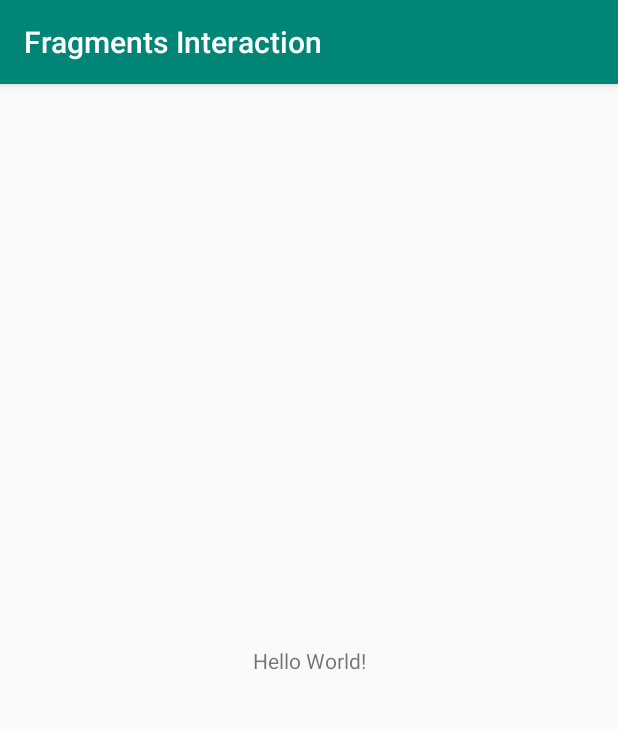
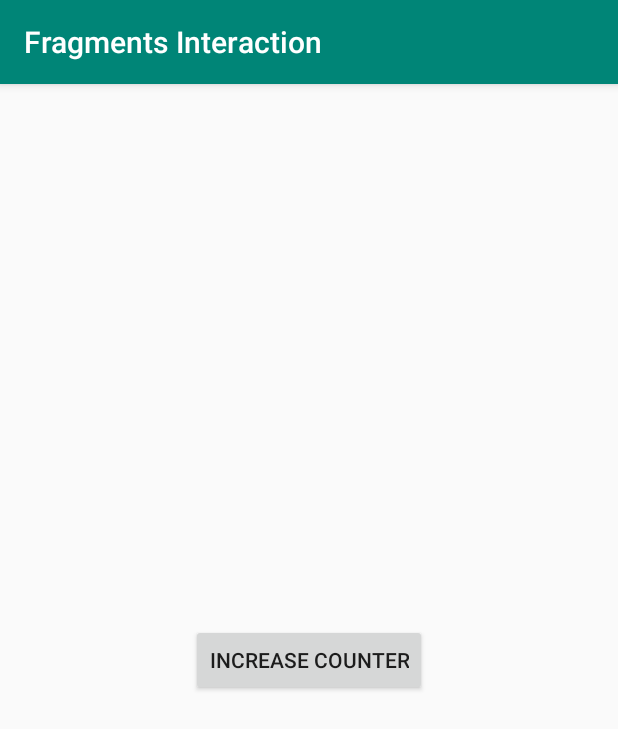
Before and after one commit to Valkaryne/AndroidLab, an Android app: the screen it shows after launch (MainActivity), on a phone screen of 412 x 824 dp. Shown: the top 729 px of the screen. Run offline under Robolectric (Android 15) with nearby library versions, the phone set to English and light mode, and no system bars.

Commit message:
[TASK5-1] Implements interactive fragments

```diff
--- a/FragmentsInteraction/app/build.gradle
+++ b/FragmentsInteraction/app/build.gradle
@@ -27,6 +27,7 @@ dependencies {
     implementation "org.jetbrains.kotlin:kotlin-stdlib-jdk7:$kotlin_version"
     implementation 'com.android.support:appcompat-v7:28.0.0'
     implementation 'com.android.support.constraint:constraint-layout:1.1.3'
+    implementation 'com.android.support:support-v4:28.0.0'
     testImplementation 'junit:junit:4.12'
     androidTestImplementation 'com.android.support.test:runner:1.0.2'
     androidTestImplementation 'com.android.support.test.espresso:espresso-core:3.0.2'
--- /dev/null
+++ b/FragmentsInteraction/app/src/main/java/com/epam/valkaryne/fragmentsinteraction/AFragment.kt
@@ -0,0 +1,42 @@
+package com.epam.valkaryne.fragmentsinteraction
+
+import android.content.Context
+import android.os.Bundle
+import android.support.v4.app.Fragment
+import android.view.LayoutInflater
+import android.view.View
+import android.view.ViewGroup
+import kotlinx.android.synthetic.main.fragment_a.*
+
+/**
+ * A simple [Fragment] subclass. It contains only one <code>Button</code> which handling depends on screen orientation.
+ * In standard (portrait) mode it increments the counter and replaces this [Fragment] with [BFragment]; in landscape
+ * mode it just increments the counter without fragment-replacing.
+ *
+ * @author Valentine Litvin
+ */
+class AFragment : Fragment() {
+
+    lateinit var listener: CountListener
+
+    override fun onAttach(context: Context?) {
+        super.onAttach(context)
+        listener = context as CountListener
+    }
+
+    override fun onCreateView(inflater: LayoutInflater, container: ViewGroup?,
+                              savedInstanceState: Bundle?): View? {
+        return inflater.inflate(R.layout.fragment_a, container, false)
+    }
+
+    override fun onStart() {
+        super.onStart()
+        button.setOnClickListener { listener.incrementCounter() }
+    }
+
+    companion object {
+        fun newInstance() : AFragment {
+            return AFragment()
+        }
+    }
+}
--- /dev/null
+++ b/FragmentsInteraction/app/src/main/java/com/epam/valkaryne/fragmentsinteraction/CountListener.kt
@@ -0,0 +1,11 @@
+package com.epam.valkaryne.fragmentsinteraction
+
+/**
+ * An interface assuming interaction of fragments with each other.
+ *
+ * @author Valentine Litvin
+ */
+
+interface CountListener {
+    fun incrementCounter()
+}
--- a/FragmentsInteraction/app/src/main/java/com/epam/valkaryne/fragmentsinteraction/MainActivity.kt
+++ b/FragmentsInteraction/app/src/main/java/com/epam/valkaryne/fragmentsinteraction/MainActivity.kt
@@ -2,11 +2,83 @@ package com.epam.valkaryne.fragmentsinteraction
 
 import android.support.v7.app.AppCompatActivity
 import android.os.Bundle
+import android.support.v4.app.Fragment
+import android.support.v4.app.FragmentTransaction
 
-class MainActivity : AppCompatActivity() {
+/**
+ * The main Activity of the application. Its content depends on screen orientation.
+ * In standard (portrait) mode it contains [AFragment] with <code>Button</code>; In landscape mode it contains [AFragment] with
+ * <code>Button</code> and [BFragment] with <code>TextView</code>.
+ * The main purpose of this application is counting of button clicks on [AFragment]
+ *
+ * @author Valentine Litvin
+ */
+
+class MainActivity : AppCompatActivity(), CountListener {
+
+    private var count = 0
 
     override fun onCreate(savedInstanceState: Bundle?) {
         super.onCreate(savedInstanceState)
         setContentView(R.layout.activity_main)
+
+        if (savedInstanceState != null) {
+            count = savedInstanceState.getInt(KEY_COUNT)
+        }
+
+        when (getString(R.string.selected_configuration)) {
+            CONFIG_STANDARD -> initFragmentsStandard()
+            CONFIG_LANDSCAPE -> initFragmentsLandscape()
+        }
+    }
+
+    override fun onSaveInstanceState(outState: Bundle?) {
+        super.onSaveInstanceState(outState)
+        outState?.putInt(KEY_COUNT, count)
+    }
+
+    override fun incrementCounter() {
+        when (getString(R.string.selected_configuration)) {
+            CONFIG_STANDARD -> incrementCounterStandard()
+            CONFIG_LANDSCAPE -> incrementCounterLandscape()
+        }
+    }
+
+    private fun initFragmentsStandard() {
+        val mainFragment = AFragment.newInstance()
+        replaceFragment(mainFragment, R.id.fragmentContainer)
+    }
+
+    private fun initFragmentsLandscape() {
+        val firstFragment = AFragment.newInstance()
+        replaceFragment(firstFragment, R.id.firstFragmentContainer)
+
+        val secondFragment = BFragment.newInstance(count)
+        replaceFragment(secondFragment, R.id.secondFragmentContainer)
+    }
+
+    private fun AppCompatActivity.replaceFragment(fragment: Fragment, frameId: Int) {
+        val transaction = supportFragmentManager.beginTransaction()
+        transaction.replace(frameId, fragment)
+        transaction.addToBackStack(null)
+        transaction.setTransition(FragmentTransaction.TRANSIT_FRAGMENT_FADE)
+        transaction.commit()
+    }
+
+    private fun incrementCounterStandard() {
+        val infoFragment = BFragment.newInstance(++count)
+        replaceFragment(infoFragment, R.id.fragmentContainer)
+    }
+
+    private fun incrementCounterLandscape() {
+        val secondFragment = supportFragmentManager.findFragmentById(R.id.secondFragmentContainer)
+        if (secondFragment is BFragment)
+            secondFragment.updateTextView(++count)
+    }
+
+    private companion object {
+        const val CONFIG_STANDARD = "standard"
+        const val CONFIG_LANDSCAPE = "landscape"
+        const val KEY_COUNT = "count"
     }
 }
--- a/FragmentsInteraction/app/src/main/res/drawable-v24/ic_launcher_foreground.xml
+++ b/FragmentsInteraction/app/src/main/res/drawable-v24/ic_launcher_foreground.xml
@@ -18,10 +18,10 @@
                     android:type="linear">
                 <item
                         android:color="#44000000"
-                    android:offset="0.0" />
+                        android:offset="0.0"/>
                 <item
                         android:color="#00000000"
-                    android:offset="1.0" />
+                        android:offset="1.0"/>
             </gradient>
         </aapt:attr>
     </path>
@@ -30,5 +30,5 @@
             android:fillType="nonZero"
             android:pathData="M66.94,46.02L66.94,46.02C72.44,50.07 76,56.61 76,64L32,64C32,56.61 35.56,50.11 40.98,46.06L36.18,41.19C35.45,40.45 35.45,39.3 36.18,38.56C36.91,37.81 38.05,37.81 38.78,38.56L44.25,44.05C47.18,42.57 50.48,41.71 54,41.71C57.48,41.71 60.78,42.57 63.68,44.05L69.11,38.56C69.84,37.81 70.98,37.81 71.71,38.56C72.44,39.3 72.44,40.45 71.71,41.19L66.94,46.02ZM62.94,56.92C64.08,56.92 65,56.01 65,54.88C65,53.76 64.08,52.85 62.94,52.85C61.8,52.85 60.88,53.76 60.88,54.88C60.88,56.01 61.8,56.92 62.94,56.92ZM45.06,56.92C46.2,56.92 47.13,56.01 47.13,54.88C47.13,53.76 46.2,52.85 45.06,52.85C43.92,52.85 43,53.76 43,54.88C43,56.01 43.92,56.92 45.06,56.92Z"
             android:strokeColor="#00000000"
-        android:strokeWidth="1" />
+            android:strokeWidth="1"/>
 </vector>
--- /dev/null
+++ b/FragmentsInteraction/app/src/main/res/layout-land/activity_main.xml
@@ -0,0 +1,16 @@
+<?xml version="1.0" encoding="utf-8"?>
+<LinearLayout xmlns:android="http://schemas.android.com/apk/res/android"
+    android:orientation="horizontal"
+    android:layout_width="match_parent"
+    android:layout_height="match_parent">
+    <FrameLayout
+        android:id="@+id/firstFragmentContainer"
+        android:layout_width="0dp"
+        android:layout_height="match_parent"
+        android:layout_weight="1"/>
+    <FrameLayout
+        android:id="@+id/secondFragmentContainer"
+        android:layout_width="0dp"
+        android:layout_height="match_parent"
+        android:layout_weight="1"/>
+</LinearLayout>
--- a/FragmentsInteraction/app/src/main/res/layout/activity_main.xml
+++ b/FragmentsInteraction/app/src/main/res/layout/activity_main.xml
@@ -1,19 +1,7 @@
 <?xml version="1.0" encoding="utf-8"?>
-<android.support.constraint.ConstraintLayout
-    xmlns:android="http://schemas.android.com/apk/res/android"
-    xmlns:tools="http://schemas.android.com/tools"
-    xmlns:app="http://schemas.android.com/apk/res-auto"
+<FrameLayout xmlns:android="http://schemas.android.com/apk/res/android"
+    android:id="@+id/fragmentContainer"
+    android:orientation="vertical"
     android:layout_width="match_parent"
-    android:layout_height="match_parent"
-    tools:context=".MainActivity">
-
-    <TextView
-        android:layout_width="wrap_content"
-        android:layout_height="wrap_content"
-        android:text="Hello World!"
-        app:layout_constraintBottom_toBottomOf="parent"
-        app:layout_constraintLeft_toLeftOf="parent"
-        app:layout_constraintRight_toRightOf="parent"
-        app:layout_constraintTop_toTopOf="parent" />
-
-</android.support.constraint.ConstraintLayout>
+    android:layout_height="match_parent">
+</FrameLayout>
--- /dev/null
+++ b/FragmentsInteraction/app/src/main/res/layout/fragment_a.xml
@@ -0,0 +1,14 @@
+<?xml version="1.0" encoding="utf-8"?>
+<FrameLayout xmlns:android="http://schemas.android.com/apk/res/android"
+    xmlns:tools="http://schemas.android.com/tools"
+    android:layout_width="match_parent"
+    android:layout_height="match_parent"
+    tools:context=".AFragment">
+
+    <Button
+        android:id="@+id/button"
+        android:layout_width="wrap_content"
+        android:layout_height="wrap_content"
+        android:layout_gravity="center"
+        android:text="@string/increase_counter"/>
+</FrameLayout>
--- /dev/null
+++ b/FragmentsInteraction/app/src/main/res/values-land/strings.xml
@@ -0,0 +1,4 @@
+<?xml version="1.0" encoding="utf-8"?>
+<resources>
+    <string name="selected_configuration">landscape</string>
+</resources>
--- a/FragmentsInteraction/app/src/main/res/values/strings.xml
+++ b/FragmentsInteraction/app/src/main/res/values/strings.xml
@@ -1,3 +1,8 @@
 <resources>
     <string name="app_name">Fragments Interaction</string>
+
+    <string name="increase_counter">Increase Counter</string>
+    <string name="counter_text">Current counter value: %1$s</string>
+
+    <string name="selected_configuration">standard</string>
 </resources>
--- a/FragmentsInteraction/gradle.properties
+++ b/FragmentsInteraction/gradle.properties
@@ -1,21 +1,15 @@
 # Project-wide Gradle settings.
-
 # IDE (e.g. Android Studio) users:
 # Gradle settings configured through the IDE *will override*
 # any settings specified in this file.
-
 # For more details on how to configure your build environment visit
 # http://www.gradle.org/docs/current/userguide/build_environment.html
-
 # Specifies the JVM arguments used for the daemon process.
 # The setting is particularly useful for tweaking memory settings.
 org.gradle.jvmargs=-Xmx1536m
-
 # When configured, Gradle will run in incubating parallel mode.
 # This option should only be used with decoupled projects. More details, visit
 # http://www.gradle.org/docs/current/userguide/multi_project_builds.html#sec:decoupled_projects
 # org.gradle.parallel=true
-
-
 # Kotlin code style for this project: "official" or "obsolete":
 kotlin.code.style=official
```
Also changed, not shown: FragmentsInteraction/app/src/main/AndroidManifest.xml (+10 -10 lines), FragmentsInteraction/app/src/main/java/com/epam/valkaryne/fragmentsinteraction/BFragment.kt (added, +48 -0 lines), FragmentsInteraction/app/src/main/res/drawable/ic_launcher_background.xml (+5 -5 lines), FragmentsInteraction/app/src/main/res/layout/fragment_b.xml (added, +14 -0 lines). Lines whose indentation alone changed are shown as unchanged.
